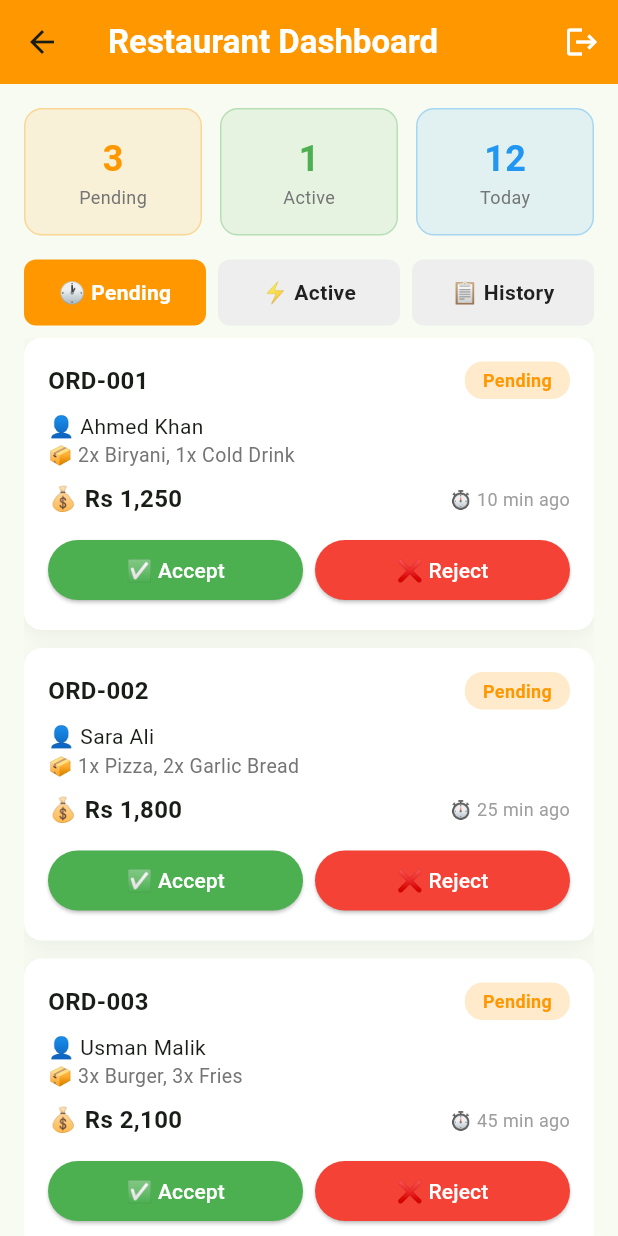
After one commit to zagaaam-ops/Food-Delivery-App, a Flutter app: the RestaurantDashboard screen opened directly, on a phone screen of 412 x 824 dp. The commit adds this screen. Run offline on Flutter 3.47's test engine with Material 3 defaults, Android fonts, the phone set to English and light mode, and no system bars; our stand-ins replace go_router.

Commit message:
Feature: Add Restaurant Dashboard with order management (Accept/Reject)

```diff
--- a/pakistan-delivery-app/mobile/lib/screens/home_screen.dart
+++ b/pakistan-delivery-app/mobile/lib/screens/home_screen.dart
@@ -1,4 +1,7 @@
 import 'package:flutter/material.dart';
+import 'package:provider/provider.dart';
+import '../providers/auth_provider.dart';
+import 'restaurant_dashboard.dart';
 
 class HomeScreen extends StatefulWidget {
   const HomeScreen({super.key});
@@ -8,10 +11,19 @@ class HomeScreen extends StatefulWidget {
 }
 
 class _HomeScreenState extends State<HomeScreen> {
-  int _selectedTab = 0; // 0 = Food, 1 = Grocery
+  int _selectedTab = 0;
 
   @override
   Widget build(BuildContext context) {
+    final authProvider = Provider.of<AuthProvider>(context);
+    final user = authProvider.user;
+
+    // If user is a restaurant, show the restaurant dashboard
+    if (user != null && user['role'] == 'restaurant') {
+      return const RestaurantDashboard();
+    }
+
+    // Otherwise show the customer home screen
     return Scaffold(
       appBar: AppBar(
         backgroundColor: Colors.orange,
@@ -115,11 +127,6 @@ class _HomeScreenState extends State<HomeScreen> {
                   _selectedTab == 0 ? '4.2 ★ • 40-50 min • Free Delivery' : '4.9 ★ • 2 km • Free Delivery',
                   _selectedTab == 0 ? Icons.restaurant : Icons.shopping_bag,
                 ),
-                _buildShopCard(
-                  _selectedTab == 0 ? 'Pizza Max' : 'Super Grocery',
-                  _selectedTab == 0 ? '4.6 ★ • 25-40 min • Rs 30 Delivery' : '4.3 ★ • 1.5 km • Rs 50 Delivery',
-                  _selectedTab == 0 ? Icons.restaurant : Icons.shopping_bag,
-                ),
               ],
             ),
           ),
--- /dev/null
+++ b/pakistan-delivery-app/mobile/lib/screens/restaurant_dashboard.dart
@@ -0,0 +1,282 @@
+import 'package:flutter/material.dart';
+
+class RestaurantDashboard extends StatefulWidget {
+  const RestaurantDashboard({super.key});
+
+  @override
+  State<RestaurantDashboard> createState() => _RestaurantDashboardState();
+}
+
+class _RestaurantDashboardState extends State<RestaurantDashboard> {
+  int _selectedTab = 0; // 0 = Pending, 1 = Active, 2 = History
+
+  // Mock orders data
+  final List<Map<String, dynamic>> _pendingOrders = [
+    {
+      'id': 'ORD-001',
+      'customer': 'Ahmed Khan',
+      'items': '2x Biryani, 1x Cold Drink',
+      'total': 'Rs 1,250',
+      'time': '10 min ago',
+      'status': 'pending',
+    },
+    {
+      'id': 'ORD-002',
+      'customer': 'Sara Ali',
+      'items': '1x Pizza, 2x Garlic Bread',
+      'total': 'Rs 1,800',
+      'time': '25 min ago',
+      'status': 'pending',
+    },
+    {
+      'id': 'ORD-003',
+      'customer': 'Usman Malik',
+      'items': '3x Burger, 3x Fries',
+      'total': 'Rs 2,100',
+      'time': '45 min ago',
+      'status': 'pending',
+    },
+  ];
+
+  final List<Map<String, dynamic>> _activeOrders = [
+    {
+      'id': 'ORD-004',
+      'customer': 'Fatima Noor',
+      'items': '1x BBQ Platter',
+      'total': 'Rs 3,500',
+      'time': '15 min ago',
+      'status': 'preparing',
+    },
+  ];
+
+  @override
+  Widget build(BuildContext context) {
+    return Scaffold(
+      appBar: AppBar(
+        backgroundColor: Colors.orange,
+        title: const Text('Restaurant Dashboard', style: TextStyle(color: Colors.white, fontWeight: FontWeight.bold)),
+        actions: [
+          IconButton(
+            icon: const Icon(Icons.logout, color: Colors.white),
+            onPressed: () {
+              // Logout logic
+              Navigator.pop(context);
+            },
+          ),
+        ],
+      ),
+      body: Column(
+        children: [
+          // Stats Cards
+          Container(
+            padding: const EdgeInsets.all(16),
+            child: Row(
+              children: [
+                _buildStatCard('Pending', '3', Colors.orange),
+                const SizedBox(width: 12),
+                _buildStatCard('Active', '1', Colors.green),
+                const SizedBox(width: 12),
+                _buildStatCard('Today', '12', Colors.blue),
+              ],
+            ),
+          ),
+
+          // Tab Selector
+          Container(
+            padding: const EdgeInsets.symmetric(horizontal: 16),
+            child: Row(
+              children: [
+                _buildTab('🕐 Pending', 0),
+                const SizedBox(width: 8),
+                _buildTab('⚡ Active', 1),
+                const SizedBox(width: 8),
+                _buildTab('📋 History', 2),
+              ],
+            ),
+          ),
+
+          const SizedBox(height: 8),
+
+          // Order List
+          Expanded(
+            child: Padding(
+              padding: const EdgeInsets.symmetric(horizontal: 16),
+              child: ListView(
+                children: _getCurrentOrders().map((order) => _buildOrderCard(order)).toList(),
+              ),
+            ),
+          ),
+        ],
+      ),
+    );
+  }
+
+  Widget _buildStatCard(String label, String value, Color color) {
+    return Expanded(
+      child: Container(
+        padding: const EdgeInsets.symmetric(vertical: 16),
+        decoration: BoxDecoration(
+          color: color.withOpacity(0.1),
+          borderRadius: BorderRadius.circular(12),
+          border: Border.all(color: color.withOpacity(0.3)),
+        ),
+        child: Column(
+          children: [
+            Text(
+              value,
+              style: TextStyle(fontSize: 24, fontWeight: FontWeight.bold, color: color),
+            ),
+            Text(label, style: TextStyle(color: Colors.grey[600], fontSize: 12)),
+          ],
+        ),
+      ),
+    );
+  }
+
+  Widget _buildTab(String label, int index) {
+    bool isSelected = _selectedTab == index;
+    return Expanded(
+      child: GestureDetector(
+        onTap: () => setState(() => _selectedTab = index),
+        child: Container(
+          padding: const EdgeInsets.symmetric(vertical: 12),
+          decoration: BoxDecoration(
+            color: isSelected ? Colors.orange : Colors.grey[200],
+            borderRadius: BorderRadius.circular(8),
+          ),
+          child: Center(
+            child: Text(
+              label,
+              style: TextStyle(
+                color: isSelected ? Colors.white : Colors.black87,
+                fontWeight: FontWeight.bold,
+              ),
+            ),
+          ),
+        ),
+      ),
+    );
+  }
+
+  List<Map<String, dynamic>> _getCurrentOrders() {
+    if (_selectedTab == 0) return _pendingOrders;
+    if (_selectedTab == 1) return _activeOrders;
+    return []; // History (empty for now)
+  }
+
+  Widget _buildOrderCard(Map<String, dynamic> order) {
+    bool isPending = order['status'] == 'pending';
+    bool isPreparing = order['status'] == 'preparing';
+
+    Color statusColor = isPending ? Colors.orange : (isPreparing ? Colors.green : Colors.grey);
+    String statusText = isPending ? 'Pending' : (isPreparing ? 'Preparing' : 'Completed');
+
+    return Container(
+      margin: const EdgeInsets.only(bottom: 12),
+      padding: const EdgeInsets.all(16),
+      decoration: BoxDecoration(
+        color: Colors.white,
+        borderRadius: BorderRadius.circular(12),
+        boxShadow: [
+          BoxShadow(
+            color: Colors.black.withOpacity(0.05),
+            blurRadius: 10,
+            offset: const Offset(0, 4),
+          ),
+        ],
+      ),
+      child: Column(
+        crossAxisAlignment: CrossAxisAlignment.start,
+        children: [
+          Row(
+            mainAxisAlignment: MainAxisAlignment.spaceBetween,
+            children: [
+              Text(
+                order['id'],
+                style: const TextStyle(fontWeight: FontWeight.bold, fontSize: 16),
+              ),
+              Container(
+                padding: const EdgeInsets.symmetric(horizontal: 12, vertical: 4),
+                decoration: BoxDecoration(
+                  color: statusColor.withOpacity(0.2),
+                  borderRadius: BorderRadius.circular(12),
+                ),
+                child: Text(
+                  statusText,
+                  style: TextStyle(color: statusColor, fontSize: 12, fontWeight: FontWeight.bold),
+                ),
+              ),
+            ],
+          ),
+          const SizedBox(height: 8),
+          Text('👤 ${order['customer']}', style: const TextStyle(fontSize: 14)),
+          Text('📦 ${order['items']}', style: TextStyle(fontSize: 13, color: Colors.grey[600])),
+          const SizedBox(height: 8),
+          Row(
+            mainAxisAlignment: MainAxisAlignment.spaceBetween,
+            children: [
+              Text('💰 ${order['total']}', style: const TextStyle(fontWeight: FontWeight.bold, fontSize: 16)),
+              Text('⏱️ ${order['time']}', style: TextStyle(color: Colors.grey[500], fontSize: 12)),
+            ],
+          ),
+          if (isPending) ...[
+            const SizedBox(height: 12),
+            Row(
+              children: [
+                Expanded(
+                  child: ElevatedButton(
+                    onPressed: () {
+                      // Accept order
+                      ScaffoldMessenger.of(context).showSnackBar(
+                        const SnackBar(content: Text('Order accepted! Customer will be notified.')),
+                      );
+                    },
+                    style: ElevatedButton.styleFrom(
+                      backgroundColor: Colors.green,
+                      foregroundColor: Colors.white,
+                    ),
+                    child: const Text('✅ Accept'),
+                  ),
+                ),
+                const SizedBox(width: 8),
+                Expanded(
+                  child: ElevatedButton(
+                    onPressed: () {
+                      // Reject order
+                      ScaffoldMessenger.of(context).showSnackBar(
+                        const SnackBar(content: Text('Order rejected. Customer notified.')),
+                      );
+                    },
+                    style: ElevatedButton.styleFrom(
+                      backgroundColor: Colors.red,
+                      foregroundColor: Colors.white,
+                    ),
+                    child: const Text('❌ Reject'),
+                  ),
+                ),
+              ],
+            ),
+          ],
+          if (isPreparing) ...[
+            const SizedBox(height: 12),
+            SizedBox(
+              width: double.infinity,
+              child: ElevatedButton(
+                onPressed: () {
+                  ScaffoldMessenger.of(context).showSnackBar(
+                    const SnackBar(content: Text('Order marked as ready for delivery!')),
+                  );
+                },
+                style: ElevatedButton.styleFrom(
+                  backgroundColor: Colors.blue,
+                  foregroundColor: Colors.white,
+                ),
+                child: const Text('🚀 Ready for Delivery'),
+              ),
+            ),
+          ],
+        ],
+      ),
+    );
+  }
+}
```
